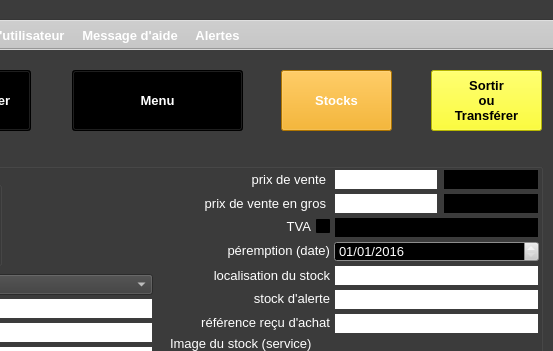
Qt form ui/yeroth-erp-entrer-window.ui (xnoumbissinoundou/yeroth-erp-3.0) before a commit; both pictures show x 246 to 799 and y 0 to 351 of the 799 by 601 pixel window.
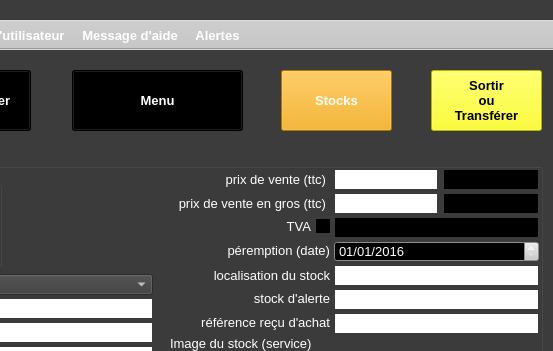
The same form after that commit. Icons and pictures are not drawn. Custom widgets are drawn as their Qt base class.

Patch:
```diff
--- a/ui/yeroth-erp-entrer-window.ui
+++ b/ui/yeroth-erp-entrer-window.ui
@@ -4395,7 +4395,7 @@
       <enum>Qt::LeftToRight</enum>
      </property>
      <property name="text">
-      <string>prix de vente</string>
+      <string>prix de vente (ttc)</string>
      </property>
      <property name="alignment">
       <set>Qt::AlignRight|Qt::AlignTrailing|Qt::AlignVCenter</set>
@@ -11440,7 +11440,7 @@
       <enum>Qt::LeftToRight</enum>
      </property>
      <property name="text">
-      <string>prix de vente en gros</string>
+      <string>prix de vente en gros (ttc)</string>
      </property>
      <property name="alignment">
       <set>Qt::AlignRight|Qt::AlignTrailing|Qt::AlignVCenter</set>
```
